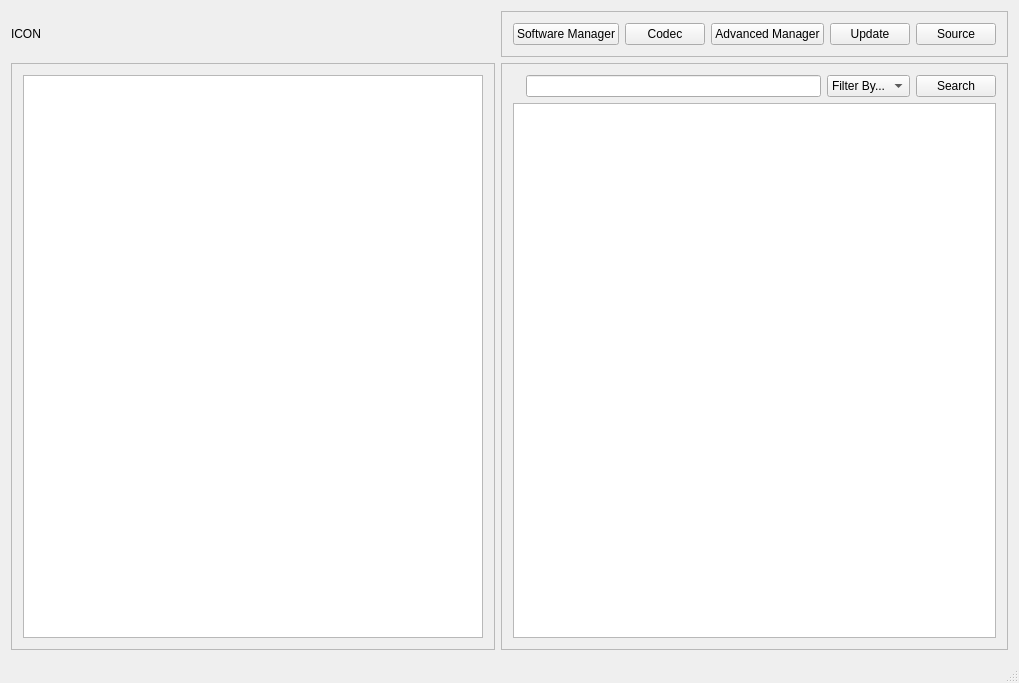
This is src/KscInterface/ksc.ui in danlo8600/KSC as Qt 5 draws it before an edit. The edited form follows.
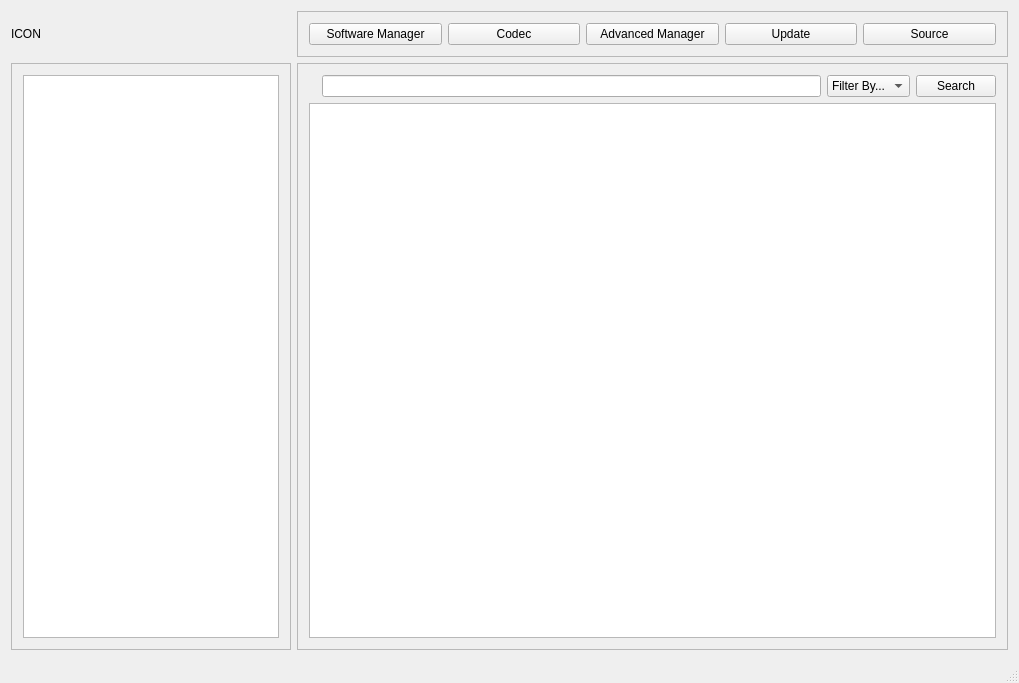
This is the edited form. Icons and pictures are not drawn.

Commit message: Ops... one little bug fixed. :D

Patch:
```diff
--- a/src/KscInterface/ksc.ui
+++ b/src/KscInterface/ksc.ui
@@ -30,6 +30,12 @@
    <layout class="QGridLayout" name="gridLayout">
     <item row="1" column="0">
      <widget class="QFrame" name="frameSide">
+      <property name="sizePolicy">
+       <sizepolicy hsizetype="Minimum" vsizetype="Expanding">
+        <horstretch>0</horstretch>
+        <verstretch>0</verstretch>
+       </sizepolicy>
+      </property>
       <property name="frameShape">
        <enum>QFrame::StyledPanel</enum>
       </property>
@@ -38,13 +44,26 @@
       </property>
       <layout class="QVBoxLayout" name="verticalLayout">
        <item>
-        <widget class="QListWidget" name="listBoh"/>
+        <widget class="QListWidget" name="listBoh">
+         <property name="sizePolicy">
+          <sizepolicy hsizetype="Minimum" vsizetype="Expanding">
+           <horstretch>0</horstretch>
+           <verstretch>0</verstretch>
+          </sizepolicy>
+         </property>
+        </widget>
        </item>
       </layout>
      </widget>
     </item>
     <item row="0" column="1">
      <widget class="QFrame" name="frameButton">
+      <property name="sizePolicy">
+       <sizepolicy hsizetype="Expanding" vsizetype="Preferred">
+        <horstretch>0</horstretch>
+        <verstretch>0</verstretch>
+       </sizepolicy>
+      </property>
       <property name="frameShape">
        <enum>QFrame::StyledPanel</enum>
       </property>
@@ -152,6 +171,12 @@
     </item>
     <item row="1" column="1">
      <widget class="QFrame" name="frameView">
+      <property name="sizePolicy">
+       <sizepolicy hsizetype="Expanding" vsizetype="Preferred">
+        <horstretch>0</horstretch>
+        <verstretch>0</verstretch>
+       </sizepolicy>
+      </property>
       <property name="frameShape">
        <enum>QFrame::StyledPanel</enum>
       </property>
```
